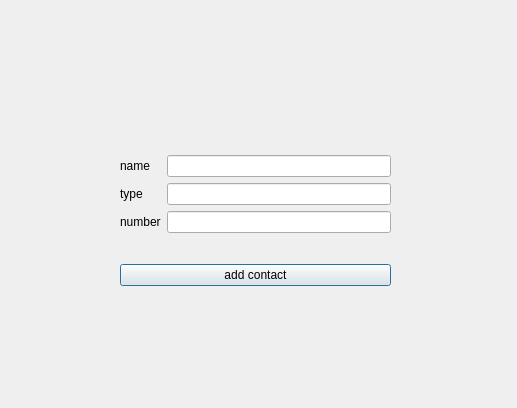
Before: the Qt Designer form phone_book/addacc.ui in amirsoleimani7/Qt_PhoneBook, drawn with Qt 5.
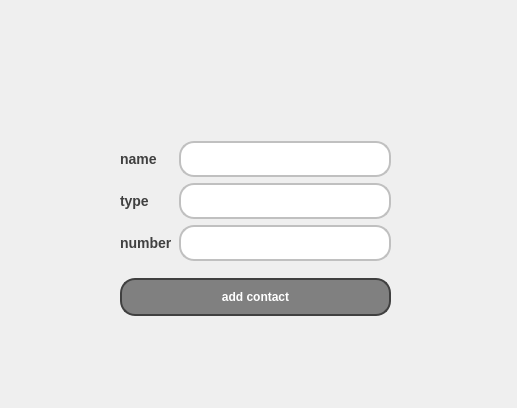
After: the same form once the commit is applied.

What changed in the file:
```diff
--- a/phone_book/addacc.ui
+++ b/phone_book/addacc.ui
@@ -19,7 +19,7 @@
      <x>120</x>
      <y>130</y>
      <width>271</width>
-     <height>181</height>
+     <height>197</height>
     </rect>
    </property>
    <layout class="QVBoxLayout" name="verticalLayout_3">
@@ -29,6 +29,15 @@
        <layout class="QVBoxLayout" name="verticalLayout_2">
         <item>
          <widget class="QLabel" name="label_name">
+          <property name="styleSheet">
+           <string notr="true">QLabel {
+    color: #404040; /* Text color */
+    font-family: &quot;Arial&quot;, sans-serif; /* Replace with your preferred font family */
+    font-size: 14px; /* Font size */
+    font-weight: bold; /* Bold text */
+}
+</string>
+          </property>
           <property name="text">
            <string>name</string>
           </property>
@@ -36,6 +45,15 @@
         </item>
         <item>
          <widget class="QLabel" name="label_type">
+          <property name="styleSheet">
+           <string notr="true">QLabel {
+    color: #404040; /* Text color */
+    font-family: &quot;Arial&quot;, sans-serif; /* Replace with your preferred font family */
+    font-size: 14px; /* Font size */
+    font-weight: bold; /* Bold text */
+}
+</string>
+          </property>
           <property name="text">
            <string>type</string>
           </property>
@@ -43,6 +61,15 @@
         </item>
         <item>
          <widget class="QLabel" name="label_number">
+          <property name="styleSheet">
+           <string notr="true">QLabel {
+    color: #404040; /* Text color */
+    font-family: &quot;Arial&quot;, sans-serif; /* Replace with your preferred font family */
+    font-size: 14px; /* Font size */
+    font-weight: bold; /* Bold text */
+}
+</string>
+          </property>
           <property name="text">
            <string>number</string>
           </property>
@@ -53,13 +80,79 @@
       <item>
        <layout class="QVBoxLayout" name="verticalLayout">
         <item>
-         <widget class="QLineEdit" name="lineEdit_name"/>
+         <widget class="QLineEdit" name="lineEdit_name">
+          <property name="styleSheet">
+           <string notr="true">QLineEdit {
+    background-color: #FFFFFF; /* Default background color */
+    border: 2px solid #C0C0C0; /* Border color */
+    border-radius: 15px; /* Curved corners */
+    color: #404040; /* Text color */
+    padding: 8px; /* Padding for content */
+    box-shadow: 2px 2px 5px rgba(0, 0, 0, 0.5); /* Shadow effect */
+    font-weight: bold; /* Set font to bold */
+}
+
+QLineEdit:hover {
+    background-color: #F0F0F0; /* Lighter background color on hover */
+    border: 2px solid #A0A0A0; /* Darker border on hover */
+}
+
+QLineEdit:focus {
+    border: 2px solid #606060; /* Even darker border when focused */
+}
+</string>
+          </property>
+         </widget>
         </item>
         <item>
-         <widget class="QLineEdit" name="lineEdit_type"/>
+         <widget class="QLineEdit" name="lineEdit_type">
+          <property name="styleSheet">
+           <string notr="true">QLineEdit {
+    background-color: #FFFFFF; /* Default background color */
+    border: 2px solid #C0C0C0; /* Border color */
+    border-radius: 15px; /* Curved corners */
+    color: #404040; /* Text color */
+    padding: 8px; /* Padding for content */
+    box-shadow: 2px 2px 5px rgba(0, 0, 0, 0.5); /* Shadow effect */
+    font-weight: bold; /* Set font to bold */
+}
+
+QLineEdit:hover {
+    background-color: #F0F0F0; /* Lighter background color on hover */
+    border: 2px solid #A0A0A0; /* Darker border on hover */
+}
+
+QLineEdit:focus {
+    border: 2px solid #606060; /* Even darker border when focused */
+}
+</string>
+          </property>
+         </widget>
         </item>
         <item>
-         <widget class="QLineEdit" name="lineEdit_number"/>
+         <widget class="QLineEdit" name="lineEdit_number">
+          <property name="styleSheet">
+           <string notr="true">QLineEdit {
+    background-color: #FFFFFF; /* Default background color */
+    border: 2px solid #C0C0C0; /* Border color */
+    border-radius: 15px; /* Curved corners */
+    color: #404040; /* Text color */
+    padding: 8px; /* Padding for content */
+    box-shadow: 2px 2px 5px rgba(0, 0, 0, 0.5); /* Shadow effect */
+    font-weight: bold; /* Set font to bold */
+}
+
+QLineEdit:hover {
+    background-color: #F0F0F0; /* Lighter background color on hover */
+    border: 2px solid #A0A0A0; /* Darker border on hover */
+}
+
+QLineEdit:focus {
+    border: 2px solid #606060; /* Even darker border when focused */
+}
+</string>
+          </property>
+         </widget>
         </item>
        </layout>
       </item>
@@ -67,6 +160,27 @@
     </item>
     <item>
      <widget class="QPushButton" name="pushButton_add_contact">
+      <property name="styleSheet">
+       <string notr="true">QPushButton {
+    background-color: #808080; /* Default button color (gray) */
+    border: 2px solid #404040; /* Border color darker than the button color */
+    border-radius: 15px; /* Curved corners */
+    color: white; /* Text color */
+    padding: 10px 20px; /* Padding for content */
+    box-shadow: 2px 2px 5px rgba(0, 0, 0, 0.5); /* Shadow effect */
+    font-weight: bold; /* Set font to bold */
+}
+
+QPushButton:hover {
+    background-color: #404040; /* Darker color on hover */
+}
+
+QPushButton:pressed {
+    background-color: #202020; /* Even darker color on click */
+    box-shadow: 1px 1px 2px rgba(0, 0, 0, 0.5); /* Adjusted shadow on click */
+}
+</string>
+      </property>
       <property name="text">
        <string>add contact</string>
       </property>
```
